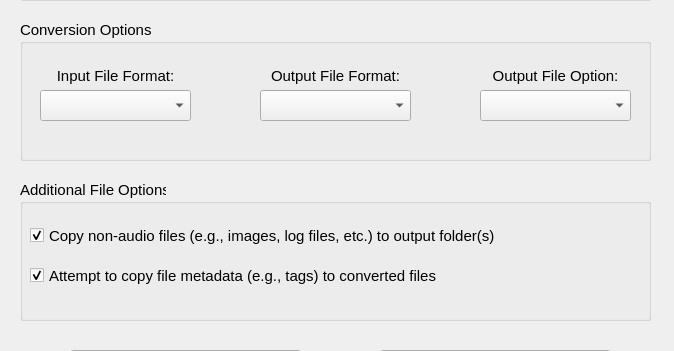
Old version of the form qt6_forms/main_window.ui in the repository ryanboyd/Presto-Change-O; both pictures show x 0 to 674 and y 190 to 541 of the 674 by 730 pixel window.
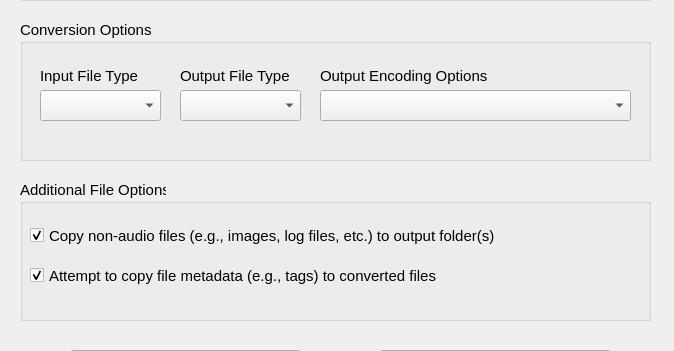
New version of the form. Icons and pictures are not drawn.

The edit to the form file:
```diff
--- a/qt6_forms/main_window.ui
+++ b/qt6_forms/main_window.ui
@@ -214,26 +214,26 @@
     <property name="title">
      <string>Additional File Options</string>
     </property>
-    <widget class="QCheckBox" name="CopyMetadataCheckbox">
-     <property name="geometry">
-      <rect>
-       <x>10</x>
-       <y>40</y>
-       <width>601</width>
-       <height>31</height>
-      </rect>
-     </property>
-     <property name="text">
-      <string>Copy non-audio files (e.g., images, log files, etc.) to output folder(s)</string>
-     </property>
-     <property name="checked">
-      <bool>true</bool>
-     </property>
-    </widget>
     <widget class="QCheckBox" name="IncludeNonAudioCheckbox">
      <property name="geometry">
       <rect>
        <x>10</x>
+       <y>40</y>
+       <width>601</width>
+       <height>31</height>
+      </rect>
+     </property>
+     <property name="text">
+      <string>Copy non-audio files (e.g., images, log files, etc.) to output folder(s)</string>
+     </property>
+     <property name="checked">
+      <bool>true</bool>
+     </property>
+    </widget>
+    <widget class="QCheckBox" name="CopyMetadataCheckbox">
+     <property name="geometry">
+      <rect>
+       <x>10</x>
        <y>80</y>
        <width>601</width>
        <height>31</height>
@@ -294,7 +294,7 @@
       <rect>
        <x>20</x>
        <y>70</y>
-       <width>151</width>
+       <width>121</width>
        <height>31</height>
       </rect>
      </property>
@@ -304,7 +304,7 @@
       <rect>
        <x>20</x>
        <y>40</y>
-       <width>151</width>
+       <width>121</width>
        <height>31</height>
       </rect>
      </property>
@@ -314,18 +314,18 @@
       </font>
      </property>
      <property name="text">
-      <string>Input File Format:</string>
+      <string>Input File Type</string>
      </property>
      <property name="alignment">
-      <set>Qt::AlignCenter</set>
+      <set>Qt::AlignLeading|Qt::AlignLeft|Qt::AlignVCenter</set>
      </property>
     </widget>
     <widget class="QLabel" name="OutputFileFormatLabel">
      <property name="geometry">
       <rect>
-       <x>240</x>
+       <x>160</x>
        <y>40</y>
-       <width>151</width>
+       <width>121</width>
        <height>31</height>
       </rect>
      </property>
@@ -335,18 +335,18 @@
       </font>
      </property>
      <property name="text">
-      <string>Output File Format:</string>
+      <string>Output File Type</string>
      </property>
      <property name="alignment">
-      <set>Qt::AlignCenter</set>
+      <set>Qt::AlignLeading|Qt::AlignLeft|Qt::AlignVCenter</set>
      </property>
     </widget>
     <widget class="QComboBox" name="OutputFileFormatComboBox">
      <property name="geometry">
       <rect>
-       <x>240</x>
+       <x>160</x>
        <y>70</y>
-       <width>151</width>
+       <width>121</width>
        <height>31</height>
       </rect>
      </property>
@@ -354,9 +354,9 @@
     <widget class="QLabel" name="OutputFileParametersLabel">
      <property name="geometry">
       <rect>
-       <x>460</x>
+       <x>300</x>
        <y>40</y>
-       <width>151</width>
+       <width>311</width>
        <height>31</height>
       </rect>
      </property>
@@ -366,18 +366,18 @@
       </font>
      </property>
      <property name="text">
-      <string>Output File Option:</string>
+      <string>Output Encoding Options</string>
      </property>
      <property name="alignment">
-      <set>Qt::AlignCenter</set>
+      <set>Qt::AlignLeading|Qt::AlignLeft|Qt::AlignVCenter</set>
      </property>
     </widget>
     <widget class="QComboBox" name="OutputFileParametersComboBox">
      <property name="geometry">
       <rect>
-       <x>460</x>
+       <x>300</x>
        <y>70</y>
-       <width>151</width>
+       <width>311</width>
        <height>31</height>
       </rect>
      </property>
```
